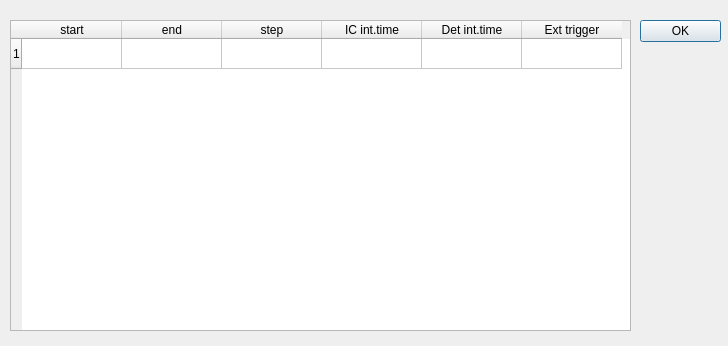
Above: ui/intervals.ui from SESAME-Synchrotron/HESEBScanTool before the change. Below: the same form after it.
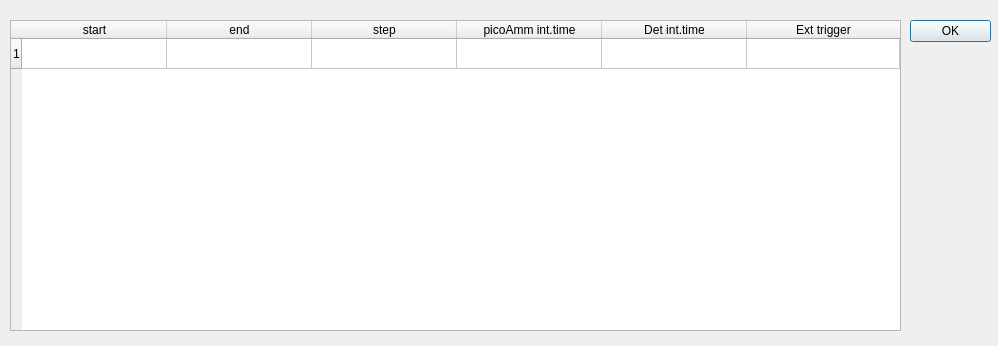
That is the form after the change.

What changed in the file:
```diff
--- a/ui/intervals.ui
+++ b/ui/intervals.ui
@@ -6,7 +6,7 @@
    <rect>
     <x>0</x>
     <y>0</y>
-    <width>728</width>
+    <width>998</width>
     <height>346</height>
    </rect>
   </property>
@@ -16,10 +16,10 @@
   <widget class="QDialogButtonBox" name="buttonBox">
    <property name="geometry">
     <rect>
-     <x>640</x>
+     <x>910</x>
      <y>20</y>
      <width>81</width>
-     <height>31</height>
+     <height>61</height>
     </rect>
    </property>
    <property name="orientation">
@@ -34,13 +34,40 @@
     <rect>
      <x>10</x>
      <y>20</y>
-     <width>621</width>
+     <width>891</width>
      <height>311</height>
     </rect>
    </property>
    <property name="showGrid">
     <bool>true</bool>
    </property>
+   <attribute name="horizontalHeaderVisible">
+    <bool>true</bool>
+   </attribute>
+   <attribute name="horizontalHeaderCascadingSectionResizes">
+    <bool>false</bool>
+   </attribute>
+   <attribute name="horizontalHeaderMinimumSectionSize">
+    <number>30</number>
+   </attribute>
+   <attribute name="horizontalHeaderDefaultSectionSize">
+    <number>145</number>
+   </attribute>
+   <attribute name="horizontalHeaderHighlightSections">
+    <bool>true</bool>
+   </attribute>
+   <attribute name="horizontalHeaderShowSortIndicator" stdset="0">
+    <bool>false</bool>
+   </attribute>
+   <attribute name="horizontalHeaderStretchLastSection">
+    <bool>true</bool>
+   </attribute>
+   <attribute name="verticalHeaderVisible">
+    <bool>true</bool>
+   </attribute>
+   <attribute name="verticalHeaderCascadingSectionResizes">
+    <bool>false</bool>
+   </attribute>
    <row>
     <property name="text">
      <string>1</string>
@@ -63,7 +90,7 @@
    </column>
    <column>
     <property name="text">
-     <string>IC int.time</string>
+     <string>picoAmm int.time</string>
     </property>
    </column>
    <column>
```
Left out of the diff: 3 changed lines with no effect on the pictures.
